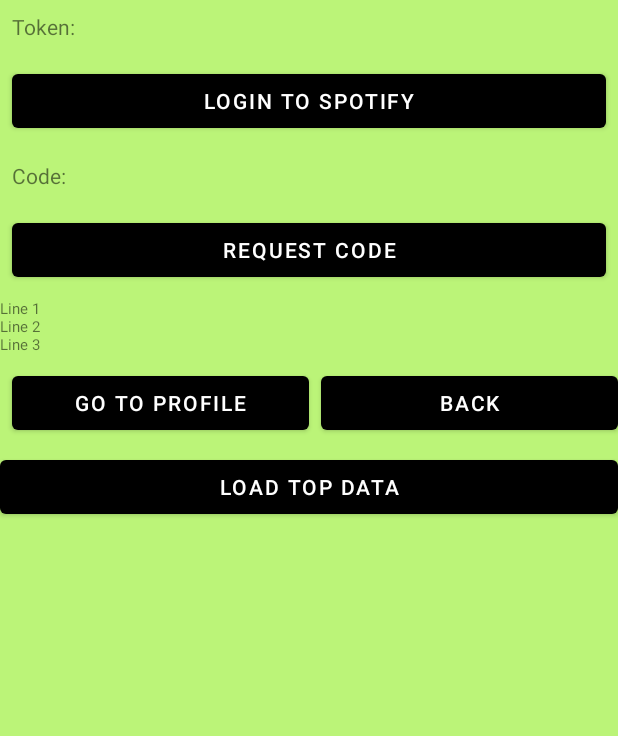
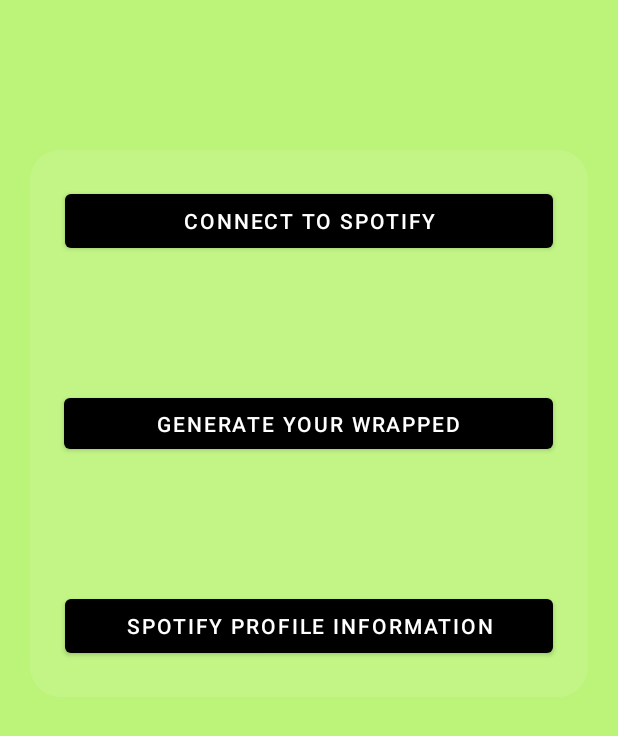
Before and after one commit to dubemnwiz/Spotify-Wrapped, an Android app: the layout activity_main2.xml on its own in the app's theme, with its tools: preview values and no code run, on a phone screen of 412 x 824 dp. Shown: the top 736 px of the screen. Run offline under Robolectric (Android 15) with nearby library versions, the phone set to English and light mode, and no system bars.

Commit message:
Cleaning the app

```diff
--- a/app/src/main/java/com/example/spotifysdk/LoginActivity2.java
+++ b/app/src/main/java/com/example/spotifysdk/LoginActivity2.java
@@ -37,7 +37,7 @@ public class LoginActivity2 extends AppCompatActivity{
                     Boolean checkUserPass = DB.checkUsernamePassword(user, pass);
                     if (checkUserPass == true) {
                         Toast.makeText(LoginActivity2.this, "Sign in successful", Toast.LENGTH_SHORT).show();
-                        Intent intent = new Intent(getApplicationContext(), MainActivity.class);
+                        Intent intent = new Intent(getApplicationContext(), MainActivity2.class);
                         intent.putExtra("key_user", user);
                         startActivity(intent);
                     } else {
--- a/app/src/main/java/com/example/spotifysdk/SpotifyProfile.java
+++ b/app/src/main/java/com/example/spotifysdk/SpotifyProfile.java
@@ -106,7 +106,7 @@ public class SpotifyProfile extends AppCompatActivity {
         back.setOnClickListener(new View.OnClickListener() {
             @Override
             public void onClick(View v) {
-                Intent intent = new Intent(getApplicationContext(), MainActivity.class);
+                Intent intent = new Intent(getApplicationContext(), MainActivity2.class);
                 startActivity(intent);
             }
         });
--- a/app/src/main/res/layout/activity_main2.xml
+++ b/app/src/main/res/layout/activity_main2.xml
@@ -18,14 +18,25 @@
             android:layout_width="match_parent"
             android:layout_height="wrap_content"
             android:layout_margin="8dp"
+            android:visibility="gone"
             tools:text="Token:" />
-
+        <LinearLayout
+            android:layout_width="match_parent"
+            android:layout_height="wrap_content"
+            android:orientation="vertical"
+            android:layout_gravity="center_vertical"
+            android:layout_marginTop="100dp"
+            android:layout_marginStart="20dp"
+            android:layout_marginEnd="20dp"
+            android:padding="15dp"
+            android:background="@drawable/round_back_white10_20"
+            >
             <Button
                 android:id="@+id/token_btn"
                 android:layout_width="match_parent"
                 android:layout_height="wrap_content"
                 android:layout_margin="8dp"
-            android:text="Login To Spotify"
+                android:text="Connect to Spotify"
                 android:textColor="@color/white"/>
 
             <TextView
@@ -33,6 +44,7 @@
                 android:layout_width="match_parent"
                 android:layout_height="wrap_content"
                 android:layout_margin="8dp"
+                android:visibility="gone"
                 tools:text="Code:" />
 
             <Button
@@ -42,47 +54,52 @@
                 android:layout_height="wrap_content"
                 android:layout_margin="8dp"
                 android:text="Request Code"
-            android:textColor="@color/white"/>
+                android:textColor="@color/white"
+                android:visibility="gone" />
 
             <TextView
                 android:id="@+id/response_text_view"
                 android:layout_width="match_parent"
                 android:layout_height="wrap_content"
                 android:textSize="10sp"
+                android:visibility="gone"
                 tools:text="Line 1\nLine 2\nLine 3" />
 
-        <LinearLayout
-            android:layout_width="match_parent"
-            android:layout_height="wrap_content">
+
+            <Button
+                android:id="@+id/load_top_data"
+                android:layout_width="326dp"
+                android:layout_height="46dp"
+                android:layout_gravity="center_horizontal"
+                android:layout_margin="80dp"
+                android:text="Generate your wrapped"
+                android:textColor="#FFFFFF" />
 
             <Button
                 android:id="@+id/profile_btn"
-                android:layout_width="0dp"
-
+                android:layout_width="match_parent"
                 android:layout_height="wrap_content"
                 android:layout_gravity="center_vertical"
                 android:layout_margin="8dp"
                 android:layout_weight="1"
-                android:textColor="@color/white"
-                android:text="Go To Profile" />
+                android:text="Spotify Profile Information"
+                android:textColor="@color/white" />
 
             <Button
                     android:id="@+id/backBtnSpotify"
-                android:layout_marginTop="8dp"
                     android:layout_width="0dp"
                     android:layout_height="wrap_content"
+                    android:layout_marginTop="8dp"
                     android:layout_weight="1"
                     android:text="Back"
-                android:textColor="@color/white" />
+                    android:textColor="@color/white"
+                    android:visibility="gone" />
+
+
+
+
 
         </LinearLayout>
-
-        <Button
-            android:id="@+id/load_top_data"
-            android:layout_width="match_parent"
-            android:layout_height="wrap_content"
-            android:text="Load Top Data"
-            android:textColor="#FFFFFF" />
 
     </LinearLayout>
 
--- a/app/src/main/res/layout/layout_recom.xml
+++ b/app/src/main/res/layout/layout_recom.xml
@@ -11,7 +11,7 @@
         android:layout_width="224dp"
         android:layout_height="42dp"
         android:layout_marginTop="68dp"
-        android:background="#b0b2ff"
+        android:background="@color/black"
         app:layout_constraintEnd_toEndOf="parent"
         app:layout_constraintHorizontal_bias="0.217"
         app:layout_constraintStart_toStartOf="parent"
@@ -42,10 +42,10 @@
     <TextView
         android:layout_width="224dp"
         android:layout_height="42dp"
-        android:layout_marginTop="68dp"
+        android:layout_marginTop="76dp"
         android:text="Recommended Artists"
         android:textAlignment="center"
-        android:textColor="#000000"
+        android:textColor="@color/white"
         android:textSize="20sp"
         android:textStyle="bold"
         app:layout_constraintEnd_toEndOf="parent"
--- a/app/src/main/res/layout/nav_header_main.xml
+++ b/app/src/main/res/layout/nav_header_main.xml
@@ -14,14 +14,15 @@
 
     <ImageView
         android:id="@+id/imageView"
-        android:layout_width="wrap_content"
-        android:layout_height="wrap_content"
+        android:layout_width="75dp"
+        android:layout_height="75dp"
         android:contentDescription="@string/nav_header_desc"
         android:paddingTop="@dimen/nav_header_vertical_spacing"
         app:srcCompat="@mipmap/ic_launcher_round" />
 
     <TextView
         android:layout_width="match_parent"
+        android:id="@+id/nav_name"
         android:layout_height="wrap_content"
         android:paddingTop="@dimen/nav_header_vertical_spacing"
         android:text="@string/nav_header_title"
```
Also changed, not shown: app/src/main/java/com/example/spotifysdk/MainActivity.java (+15 -0 lines), app/src/main/java/com/example/spotifysdk/ui/home/HomeFragment.java (+23 -40 lines), app/src/main/res/layout/fragment_settings.xml (+80 -98 lines), app/src/main/res/layout/layout_overview.xml (+8 -7 lines). Lines whose indentation alone changed are shown as unchanged.
